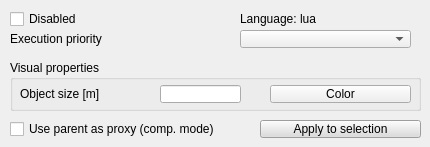
First picture: the form in ui/qdlgscripts.ui, repository CoppeliaRobotics/coppeliaSimLib, before the edit.
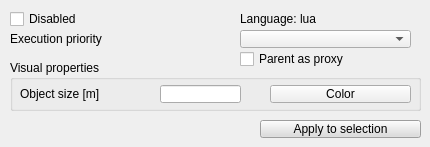
Second picture: the form after the edit.

Commit message: fixed 2 bugs related to object removal

What changed in the file:
```diff
--- a/ui/qdlgscripts.ui
+++ b/ui/qdlgscripts.ui
@@ -532,22 +532,6 @@
     <string>Apply to selection</string>
    </property>
   </widget>
-  <widget class="QCheckBox" name="qqParentProxy">
-   <property name="geometry">
-    <rect>
-     <x>10</x>
-     <y>120</y>
-     <width>241</width>
-     <height>18</height>
-    </rect>
-   </property>
-   <property name="focusPolicy">
-    <enum>Qt::StrongFocus</enum>
-   </property>
-   <property name="text">
-    <string>Use parent as proxy (comp. mode)</string>
-   </property>
-  </widget>
   <widget class="QComboBox" name="qqExecutionOrder">
    <property name="geometry">
     <rect>
@@ -600,6 +584,22 @@
     <string>Language: lua</string>
    </property>
   </widget>
+  <widget class="QCheckBox" name="qqParentProxy">
+   <property name="geometry">
+    <rect>
+     <x>240</x>
+     <y>50</y>
+     <width>181</width>
+     <height>18</height>
+    </rect>
+   </property>
+   <property name="focusPolicy">
+    <enum>Qt::StrongFocus</enum>
+   </property>
+   <property name="text">
+    <string>Parent as proxy</string>
+   </property>
+  </widget>
  </widget>
  <tabstops>
   <tabstop>qqDisabled</tabstop>
```
The commit also changes 1 other file.
